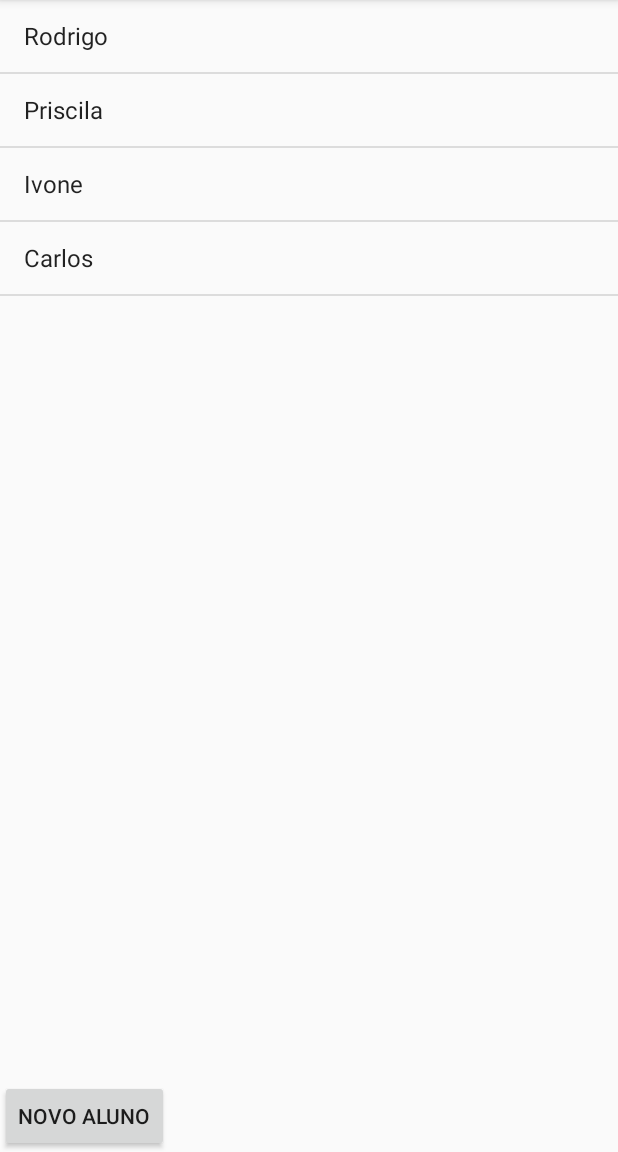
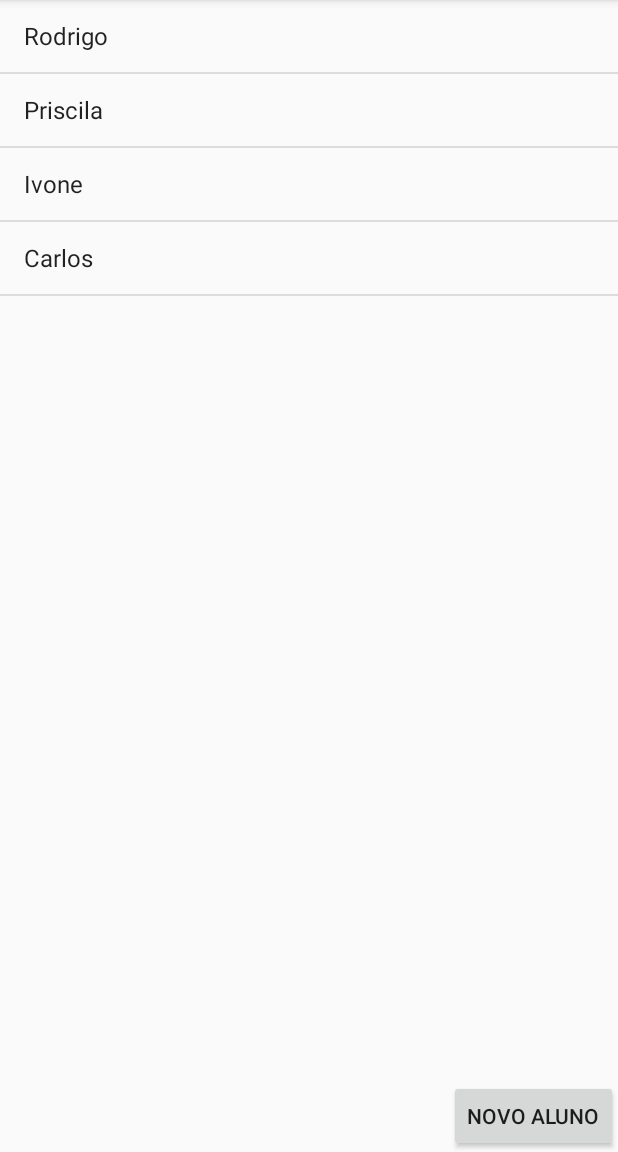
Before and after one commit to rodrigogregorioneri/CAndroid, an Android app: the screen it shows after launch (MainActivity), on a phone screen of 412 x 824 dp, the part 84-1236 px from its top. Run offline under Robolectric (Android 15) with nearby library versions, the phone set to English and light mode, and no system bars.

Commit message:
Alinhando o botão a direita

```diff
--- a/app/src/main/res/layout/activity_main.xml
+++ b/app/src/main/res/layout/activity_main.xml
@@ -14,6 +14,7 @@
     android:layout_width="wrap_content"
     android:layout_height="wrap_content"
     android:text="Novo Aluno"
-    android:layout_alignParentBottom="true"/>
+    android:layout_alignParentBottom="true"
+    android:layout_alignParentRight="true"/>
 
 </RelativeLayout>
```
